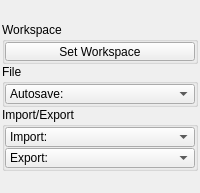
The window that tentacle/ui/scene.ui (m3trik/tentacle) describes before a commit, drawn with Qt 5.
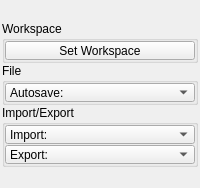
The same window after the commit. Custom widgets are drawn as their Qt base class.

Diff of the .ui file:
```diff
--- a/tentacle/ui/scene.ui
+++ b/tentacle/ui/scene.ui
@@ -55,7 +55,7 @@
         <property name="minimumSize">
          <size>
           <width>0</width>
-          <height>20</height>
+          <height>19</height>
          </size>
         </property>
         <property name="font">
@@ -141,13 +141,13 @@
            <property name="minimumSize">
             <size>
              <width>0</width>
-             <height>20</height>
+             <height>19</height>
             </size>
            </property>
            <property name="maximumSize">
             <size>
              <width>16777215</width>
-             <height>20</height>
+             <height>19</height>
             </size>
            </property>
            <property name="toolTip">
@@ -192,13 +192,13 @@
            <property name="minimumSize">
             <size>
              <width>0</width>
-             <height>20</height>
+             <height>19</height>
             </size>
            </property>
            <property name="maximumSize">
             <size>
              <width>16777215</width>
-             <height>20</height>
+             <height>19</height>
             </size>
            </property>
            <property name="maxVisibleItems">
@@ -216,13 +216,13 @@
            <property name="minimumSize">
             <size>
              <width>0</width>
-             <height>20</height>
+             <height>19</height>
             </size>
            </property>
            <property name="maximumSize">
             <size>
              <width>16777215</width>
-             <height>20</height>
+             <height>19</height>
             </size>
            </property>
            <property name="maxVisibleItems">
@@ -256,13 +256,13 @@
         <property name="minimumSize">
          <size>
           <width>0</width>
-          <height>20</height>
+          <height>19</height>
          </size>
         </property>
         <property name="maximumSize">
          <size>
           <width>16777215</width>
-          <height>20</height>
+          <height>19</height>
          </size>
         </property>
        </widget>
```
